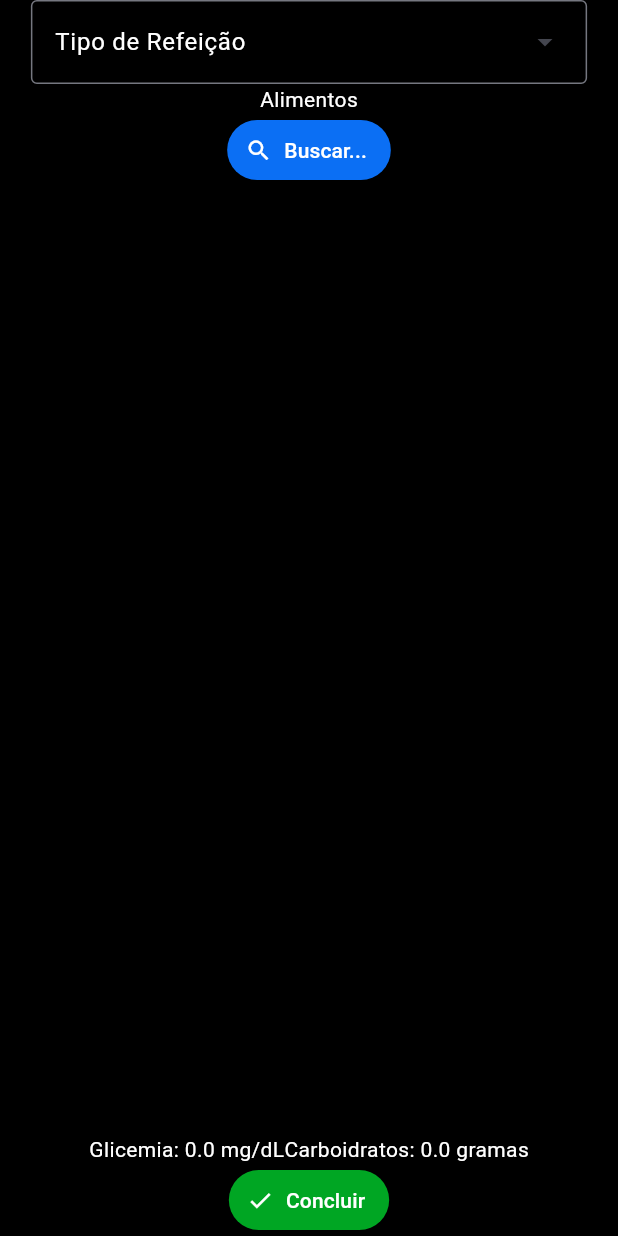
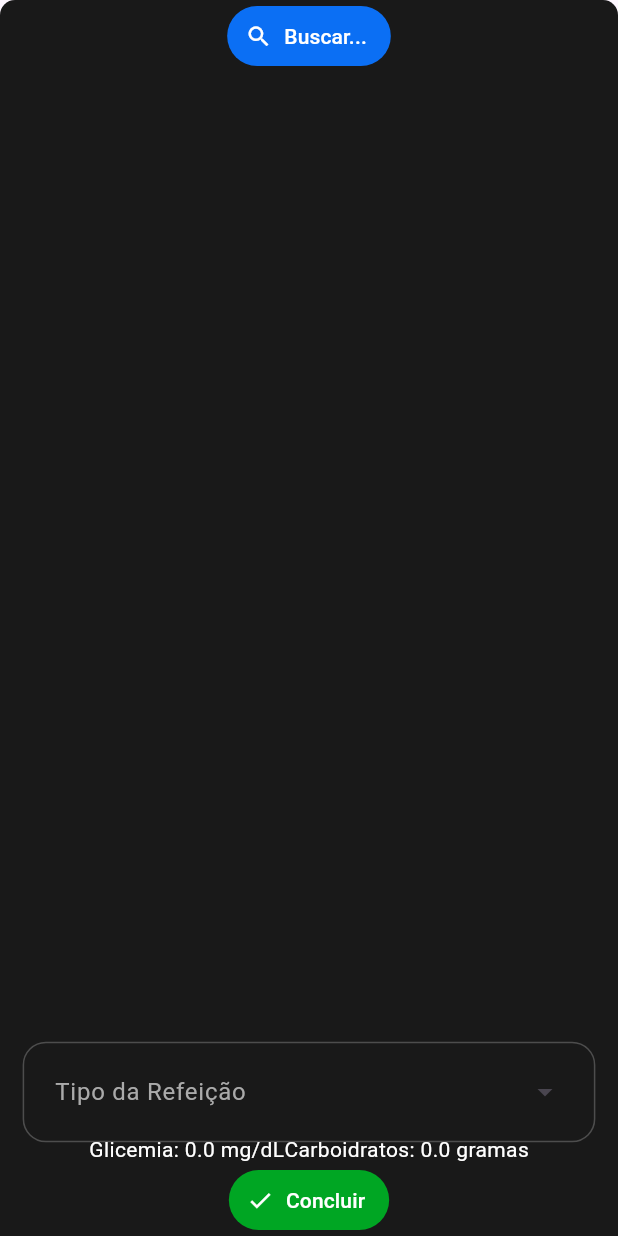
Before and after one commit to ezboy4life/carbonet, a Flutter app: the AdicionarRefeicao widget shown alone on an empty page, opened directly, on a phone screen of 412 x 824 dp. Run offline on Flutter 3.47's test engine with Material 3 defaults, Android fonts, the phone set to English and light mode, and no system bars; our stand-ins replace logger, sqflite; accounts and stored records are empty.

Commit message:
Update
Atualização pra eu continuar fazendo pelo note.

```diff
--- a/lib/pages/add_refeicao.dart
+++ b/lib/pages/add_refeicao.dart
@@ -11,6 +11,7 @@ import 'package:carbonet/utils/logged_user_access.dart';
 import 'package:carbonet/widgets/dropdown_menu.dart';
 import 'package:carbonet/widgets/dropdown_menu_entry.dart';
 import 'package:flutter/material.dart';
+import 'package:flutter/widgets.dart';
 
 class AdicionarRefeicao extends StatefulWidget {
   const AdicionarRefeicao({super.key});
@@ -46,19 +47,15 @@ class _AdicionarRefeicaoState extends State<AdicionarRefeicao> {
   Widget build(BuildContext context) {
     return Center(
       child: Container(
-        color: Colors.black,
+        decoration: const BoxDecoration(
+          color: AppColors.dialogBackground2,
+          borderRadius: BorderRadius.vertical(
+            top: Radius.circular(10),
+          ),
+        ),
         child: Column(
           mainAxisAlignment: MainAxisAlignment.center,
           children: [
-            CustomDropDownMenu(
-              dropdownMenuEntries: tiposDeRefeicao,
-            ),
-            const Text(
-              "Alimentos",
-              style: TextStyle(
-                color: Colors.white,
-              ),
-            ),
             TextButton_BuscarAlimentos(
               alimentosSelecionados: alimentosSelecionados,
               setPageState: setState,
@@ -70,6 +67,10 @@ class _AdicionarRefeicaoState extends State<AdicionarRefeicao> {
               ),
             ),
             const Spacer(),
+            CustomDropDownMenu(
+              labelText: "Tipo da Refeição",
+              dropdownMenuEntries: tiposDeRefeicao,
+            ),
             Row(
               mainAxisAlignment: MainAxisAlignment.center,
               children: [
--- a/lib/utils/app_colors.dart
+++ b/lib/utils/app_colors.dart
@@ -15,6 +15,7 @@ class AppColors {
   static const Color dimmedGreen = Color.fromARGB(255, 0, 80, 17);
 
   static const Color dialogBackground = Color.fromARGB(255, 15, 15, 15);
+  static const Color dialogBackground2 = Color.fromARGB(255, 25, 25, 25);
 
   static const Color error = Color.fromARGB(255, 255, 89, 99);
   static const Color tertiary = Color.fromARGB(255, 238, 139, 96);
--- a/lib/widgets/dropdown_menu.dart
+++ b/lib/widgets/dropdown_menu.dart
@@ -1,6 +1,8 @@
+import 'package:carbonet/utils/app_colors.dart';
 import 'package:flutter/material.dart';
 
 class CustomDropDownMenu extends StatelessWidget {
+  final String? labelText;
   final List<DropdownMenuEntry<String>> dropdownMenuEntries;
   final Color textColor;
   final Color labelColor;
@@ -8,8 +10,9 @@ class CustomDropDownMenu extends StatelessWidget {
 
   const CustomDropDownMenu({
     super.key,
+    this.labelText,
     required this.dropdownMenuEntries,
-    this.labelColor = Colors.white,
+    this.labelColor = AppColors.fontBright,
     this.textColor = Colors.white,
     this.widthFactor = 0.9,
   });
@@ -27,13 +30,24 @@ class CustomDropDownMenu extends StatelessWidget {
       textStyle: TextStyle(
         color: textColor,
       ),
+      inputDecorationTheme: const InputDecorationTheme(
+        enabledBorder: OutlineInputBorder(
+          borderSide: BorderSide(
+            color: AppColors.fontDimmed,
+            strokeAlign: 10,
+          ),
+          borderRadius: BorderRadius.all(
+            Radius.circular(10),
+          ),
+        ),
+      ),
       menuStyle: const MenuStyle(
         backgroundColor: MaterialStatePropertyAll(
           Colors.black,
         ),
       ),
       label: Text(
-        'Tipo de Refeição',
+        labelText ?? "",
         style: TextStyle(color: labelColor),
       ),
     );
```
Also changed, not shown: lib/main.dart (+2 -8 lines), lib/pages/home_screen.dart (+16 -3 lines), 1 other file.
